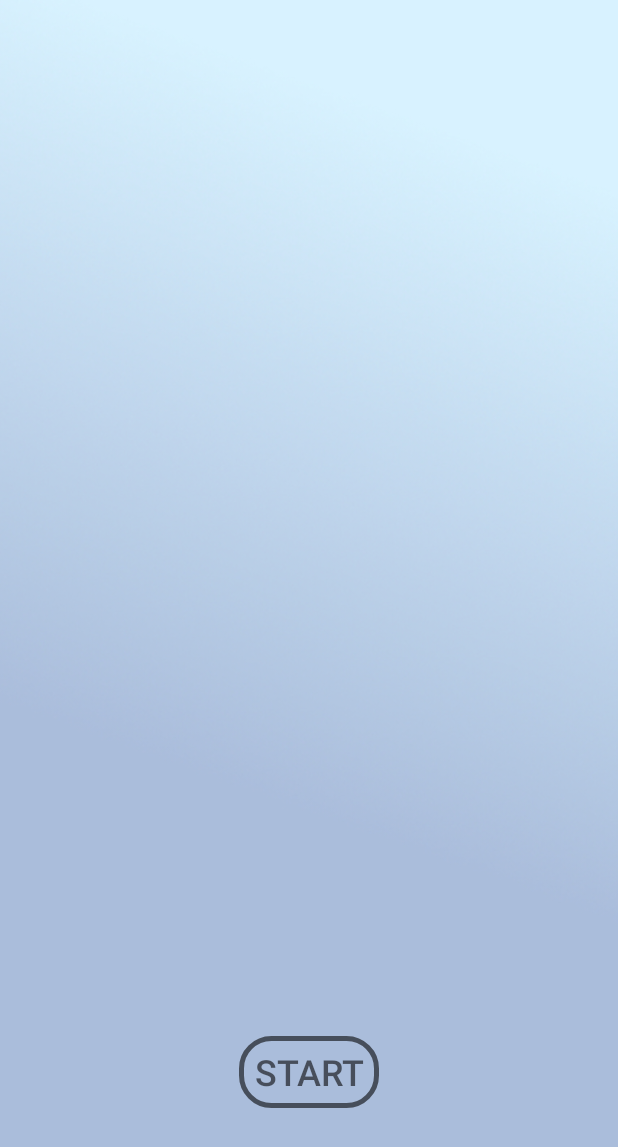
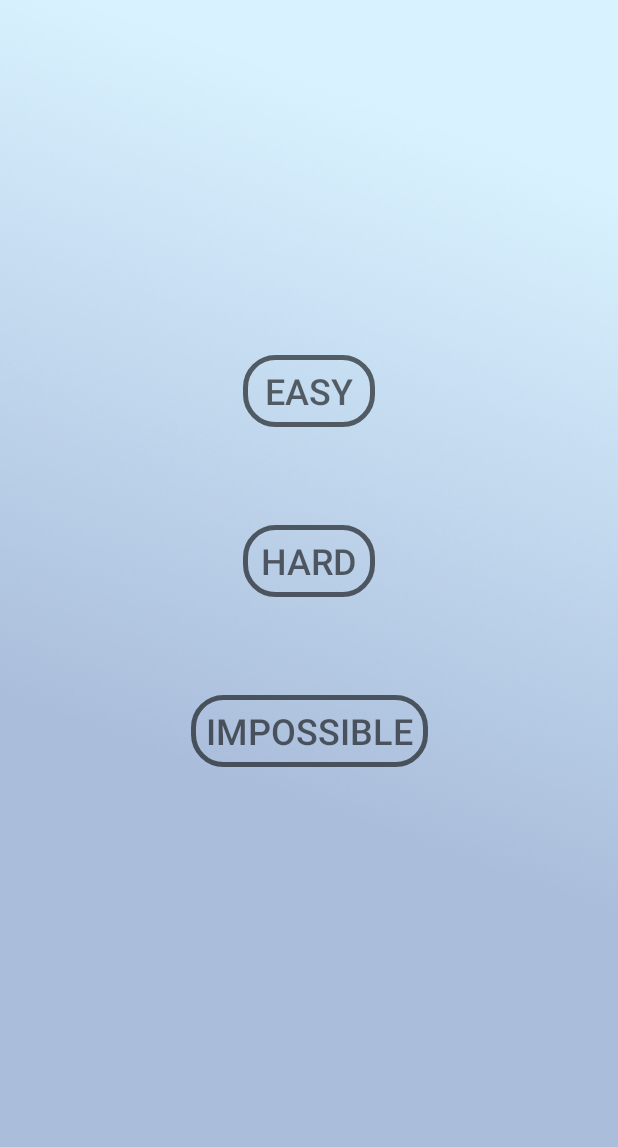
Before and after one commit to Vasic2000/TicTacToe, an Android app: the screen it shows after launch (MainActivity), after a tap on "START", on a phone screen of 412 x 824 dp. Shown: the top 1147 px of the screen. Run offline under Robolectric (Android 15) with nearby library versions, the phone set to English and light mode, and no system bars.

Commit message:
Первый и второй экраны

```diff
--- a/app/src/main/java/ru/vasic2000/tictactoe/MainActivity.kt
+++ b/app/src/main/java/ru/vasic2000/tictactoe/MainActivity.kt
@@ -2,19 +2,36 @@ package ru.vasic2000.tictactoe
 
 import androidx.appcompat.app.AppCompatActivity
 import android.os.Bundle
+import android.view.View
 import android.widget.Button
+import android.widget.ImageView
 import android.widget.Toast
 import kotlin.system.exitProcess
 
 private var backPressedTime: Long = 0
 private lateinit var backToast: Toast
 
+private lateinit var backgroundImage : ImageView
+private lateinit var easyLevelBtn : Button
+private lateinit var hardLevelBtn : Button
+private lateinit var impossibleLevelBtn : Button
+private lateinit var startGameBtn : Button
+
 class MainActivity : AppCompatActivity() {
     override fun onCreate(savedInstanceState: Bundle?) {
         super.onCreate(savedInstanceState)
         setContentView(R.layout.activity_main)
+        getSupportActionBar()?.hide()
 
-        getSupportActionBar()?.hide()
+        MakeStartScreen()
+    }
+
+    private fun MakeStartScreen() {
+        backgroundImage = findViewById(R.id.main_background)
+        easyLevelBtn = findViewById(R.id.easyLevelBtn)
+        hardLevelBtn = findViewById(R.id.hardLevelBtn)
+        impossibleLevelBtn = findViewById(R.id.impossiblrLevelBtn)
+        startGameBtn = findViewById(R.id.buttonStart)
         BtnStart()
     }
 
@@ -39,6 +56,12 @@ class MainActivity : AppCompatActivity() {
     }
 
     private fun GameStart() {
+        backgroundImage.setImageResource(R.drawable.background)
 
+        startGameBtn.visibility = View.INVISIBLE
+
+        easyLevelBtn.visibility = View.VISIBLE
+        hardLevelBtn.visibility = View.VISIBLE
+        impossibleLevelBtn.visibility = View.VISIBLE
     }
 }
--- a/app/src/main/res/drawable-v24/style_btn_stroke_black95.xml
+++ b/app/src/main/res/drawable-v24/style_btn_stroke_black95.xml
@@ -3,5 +3,4 @@
 <stroke android:width="3dp"
     android:color="@color/colorBlack95"/>
     <corners android:radius="20dp"/>
-    <solid android:color="@color/colorTransparent"/>
 </shape>
--- a/app/src/main/res/drawable-v24/style_btn_stroke_pressed_white.xml
+++ b/app/src/main/res/drawable-v24/style_btn_stroke_pressed_white.xml
@@ -1,7 +1,6 @@
 <?xml version="1.0" encoding="utf-8"?>
 <shape xmlns:android="http://schemas.android.com/apk/res/android">
 <stroke android:width="2dp"
-    android:color="@color/colorBlack95"/>
+    android:color="@color/colorBlack60"/>
     <corners android:radius="20dp"/>
-    <solid android:color="@color/colorWhite"/>
 </shape>
--- a/app/src/main/res/layout/activity_main.xml
+++ b/app/src/main/res/layout/activity_main.xml
@@ -5,17 +5,108 @@
     android:layout_width="match_parent"
     android:layout_height="match_parent"
     tools:context=".MainActivity">
-
+<!--Красивый фон-->
     <ImageView
         android:id="@+id/main_background"
         android:layout_width="match_parent"
         android:layout_height="match_parent"
         android:scaleType="centerCrop"
-        android:src="@drawable/background"
+        android:src="@drawable/firstscreen"
         tools:layout_editor_absoluteX="-16dp"
         tools:layout_editor_absoluteY="246dp">
     </ImageView>
 
+<!--    Кнопка лёгкого уровня-->
+    <LinearLayout
+        android:id="@+id/easyLevel"
+        android:layout_width="wrap_content"
+        android:layout_height="wrap_content"
+        android:layout_alignParentBottom="true"
+        android:layout_centerHorizontal="true"
+        android:orientation="horizontal"
+        android:padding="10dp"
+        app:layout_constraintBottom_toBottomOf="@+id/main_background"
+        app:layout_constraintEnd_toEndOf="parent"
+        app:layout_constraintStart_toStartOf="parent"
+        app:layout_constraintTop_toTopOf="@+id/main_background"
+        app:layout_constraintVertical_bias="0.3"
+        app:layout_constraintHorizontal_bias="0.5">
+
+        <Button
+            android:id="@+id/easyLevelBtn"
+            android:layout_width="0dp"
+            android:layout_height="wrap_content"
+            android:layout_weight="1"
+            android:background="@drawable/btn_stroke_black95_pressed_white"
+            android:paddingLeft="10dp"
+            android:paddingRight="10dp"
+            android:text="@string/easy"
+            android:textColor="@color/colorBlack95"
+            android:textSize="24sp"
+            android:visibility="invisible"/>
+    </LinearLayout>
+
+<!--    Кнопка сложного уровня-->
+    <LinearLayout
+        android:id="@+id/hardLevel"
+        android:layout_width="wrap_content"
+        android:layout_height="wrap_content"
+        android:layout_alignParentBottom="true"
+        android:layout_centerHorizontal="true"
+        android:orientation="horizontal"
+        android:padding="10dp"
+        app:layout_constraintBottom_toBottomOf="@+id/main_background"
+        app:layout_constraintEnd_toEndOf="parent"
+        app:layout_constraintStart_toStartOf="parent"
+        app:layout_constraintTop_toTopOf="@+id/main_background"
+        app:layout_constraintVertical_bias="0.45"
+        app:layout_constraintHorizontal_bias="0.5">
+
+        <Button
+            android:id="@+id/hardLevelBtn"
+            android:layout_width="0dp"
+            android:layout_height="wrap_content"
+            android:layout_weight="1"
+            android:background="@drawable/btn_stroke_black95_pressed_white"
+            android:paddingLeft="10dp"
+            android:paddingRight="10dp"
+            android:text="@string/hard"
+            android:textColor="@color/colorBlack95"
+            android:textSize="24sp"
+            android:visibility="invisible"/>
+    </LinearLayout>
+
+<!--    Кнопка невозможного уровня-->
+    <LinearLayout
+        android:id="@+id/impossibleLevel"
+        android:layout_width="wrap_content"
+        android:layout_height="wrap_content"
+        android:layout_alignParentBottom="true"
+        android:layout_centerHorizontal="true"
+        android:orientation="horizontal"
+        android:padding="10dp"
+        app:layout_constraintBottom_toBottomOf="@+id/main_background"
+        app:layout_constraintEnd_toEndOf="parent"
+        app:layout_constraintStart_toStartOf="parent"
+        app:layout_constraintTop_toTopOf="@+id/main_background"
+        app:layout_constraintVertical_bias="0.6"
+        app:layout_constraintHorizontal_bias="0.5">
+
+        <Button
+            android:id="@+id/impossiblrLevelBtn"
+            android:layout_width="0dp"
+            android:layout_height="wrap_content"
+            android:layout_weight="1"
+            android:background="@drawable/btn_stroke_black95_pressed_white"
+            android:paddingLeft="10dp"
+            android:paddingRight="10dp"
+            android:text="@string/impossible"
+            android:textColor="@color/colorBlack95"
+            android:textSize="24sp"
+            android:visibility="invisible"/>
+    </LinearLayout>
+
+<!--Кнопка старт-->
     <LinearLayout
         android:id="@+id/startLayout"
         android:layout_width="wrap_content"
@@ -29,8 +120,7 @@
         app:layout_constraintStart_toStartOf="parent"
         app:layout_constraintTop_toTopOf="@+id/main_background"
         app:layout_constraintVertical_bias="0.9"
-        app:layout_constraintHorizontal_bias="0.5
-">
+        app:layout_constraintHorizontal_bias="0.5">
 
         <Button
             android:id="@+id/buttonStart"
--- a/app/src/main/res/values/strings.xml
+++ b/app/src/main/res/values/strings.xml
@@ -1,4 +1,7 @@
 <resources>
     <string name="app_name">TicTacToe</string>
     <string name="start">Start</string>
+    <string name="easy">Easy</string>
+    <string name="hard">Hard</string>
+    <string name="impossible">Impossible</string>
 </resources>
```
Also changed, not shown: app/src/main/res/drawable/firstscreen.jpg (added), 1 other file.
